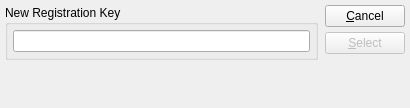
First picture: the form in guiclient/registrationKeyDialog.ui, repository Pegasus-RPG/xtuple-client, before the edit.
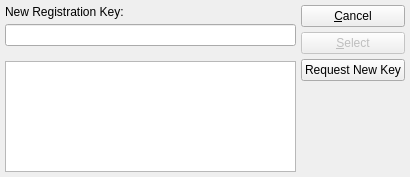
Second picture: the form after the edit.

The edit to the form file:
```diff
--- a/guiclient/registrationKeyDialog.ui
+++ b/guiclient/registrationKeyDialog.ui
@@ -14,67 +14,25 @@
     <x>0</x>
     <y>0</y>
     <width>410</width>
-    <height>108</height>
+    <height>177</height>
    </rect>
   </property>
   <property name="windowTitle">
    <string>Expired Registration Key</string>
   </property>
-  <layout class="QHBoxLayout">
-   <property name="spacing">
-    <number>7</number>
-   </property>
-   <property name="margin">
-    <number>5</number>
-   </property>
-   <item>
-    <layout class="QVBoxLayout">
-     <property name="spacing">
-      <number>0</number>
-     </property>
-     <item>
-      <widget class="QGroupBox" name="_keyGroup">
-       <property name="title">
-        <string>New Registration Key</string>
-       </property>
-       <layout class="QHBoxLayout" name="horizontalLayout">
-        <property name="spacing">
-         <number>0</number>
-        </property>
-        <item>
+  <layout class="QGridLayout" name="gridLayout">
+   <item row="1" column="0">
          <widget class="QLineEdit" name="_key"/>
         </item>
-       </layout>
-      </widget>
-     </item>
-     <item>
-      <spacer name="spacer9">
-       <property name="orientation">
-        <enum>Qt::Vertical</enum>
-       </property>
-       <property name="sizeType">
-        <enum>QSizePolicy::Expanding</enum>
-       </property>
-       <property name="sizeHint" stdset="0">
-        <size>
-         <width>16</width>
-         <height>16</height>
-        </size>
-       </property>
-      </spacer>
-     </item>
-    </layout>
-   </item>
-   <item>
-    <layout class="QVBoxLayout">
-     <property name="spacing">
-      <number>0</number>
-     </property>
-     <item>
-      <layout class="QVBoxLayout">
-       <property name="spacing">
-        <number>5</number>
-       </property>
+   <item row="0" column="0">
+    <widget class="QLabel" name="_keyLit">
+     <property name="text">
+      <string>New Registration Key:</string>
+     </property>
+    </widget>
+   </item>
+   <item row="0" column="1" rowspan="7">
+    <layout class="QVBoxLayout" name="verticalLayout">
        <item>
         <widget class="QPushButton" name="_close">
          <property name="text">
@@ -98,7 +56,12 @@
          </property>
         </widget>
        </item>
-      </layout>
+     <item>
+      <widget class="QPushButton" name="_request">
+       <property name="text">
+        <string>Request New Key</string>
+       </property>
+      </widget>
      </item>
      <item>
       <spacer name="spacer7">
@@ -110,7 +73,7 @@
        </property>
        <property name="sizeHint" stdset="0">
         <size>
-         <width>10</width>
+         <width>13</width>
          <height>21</height>
         </size>
        </property>
@@ -118,6 +81,29 @@
      </item>
     </layout>
    </item>
+   <item row="2" column="0" rowspan="4">
+    <spacer name="spacer9">
+     <property name="orientation">
+      <enum>Qt::Vertical</enum>
+     </property>
+     <property name="sizeType">
+      <enum>QSizePolicy::Fixed</enum>
+     </property>
+     <property name="sizeHint" stdset="0">
+      <size>
+       <width>16</width>
+       <height>10</height>
+      </size>
+     </property>
+    </spacer>
+   </item>
+   <item row="6" column="0">
+    <widget class="QTextEdit" name="_status">
+     <property name="readOnly">
+      <bool>true</bool>
+     </property>
+    </widget>
+   </item>
   </layout>
  </widget>
  <layoutdefault spacing="5" margin="5"/>
```
Left out of the diff: 2 changed lines with no effect on the pictures. Lines whose indentation alone changed are shown as unchanged.
